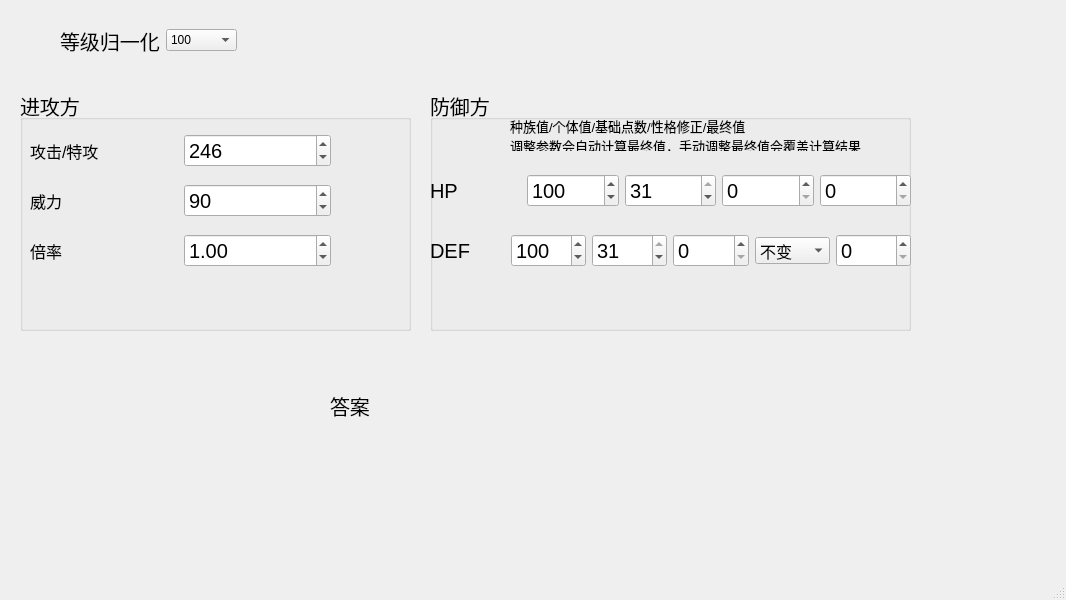
Qt form damagewindow.ui (syriku/PokemonResistanceCalculator) before a commit.
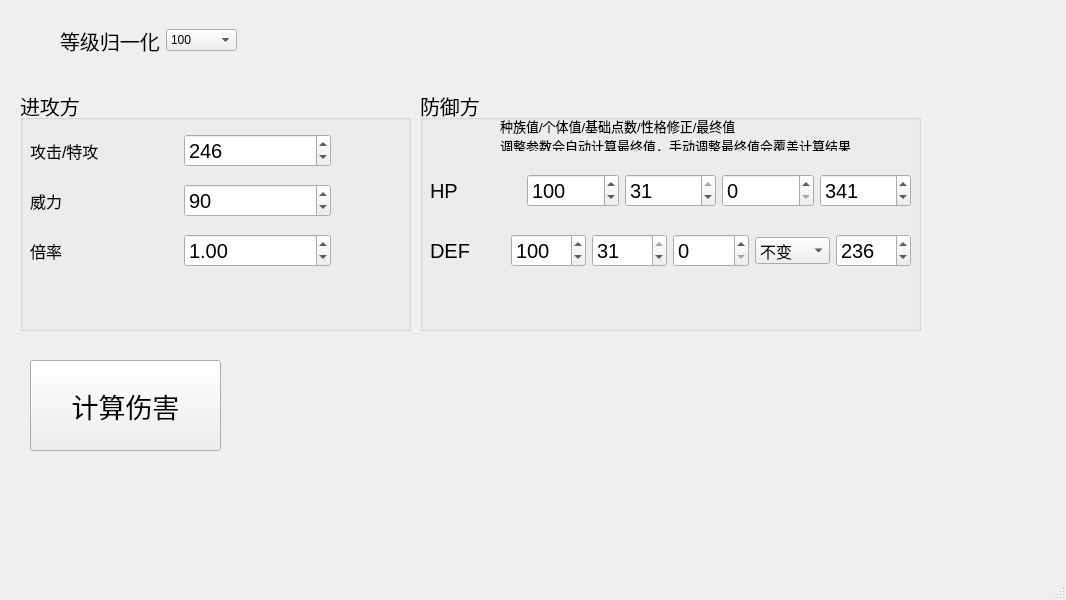
The same form after that commit.

Commit message: 计算功能

Diff of the .ui file:
```diff
--- a/damagewindow.ui
+++ b/damagewindow.ui
@@ -137,9 +137,9 @@
    <widget class="QGroupBox" name="groupBox_2">
     <property name="geometry">
      <rect>
-      <x>430</x>
+      <x>420</x>
       <y>90</y>
-      <width>481</width>
+      <width>501</width>
       <height>241</height>
      </rect>
     </property>
@@ -154,7 +154,7 @@
     <widget class="QWidget" name="horizontalLayoutWidget_2">
      <property name="geometry">
       <rect>
-       <x>0</x>
+       <x>10</x>
        <y>70</y>
        <width>481</width>
        <height>61</height>
@@ -209,6 +209,9 @@
         <property name="maximum">
          <number>1000</number>
         </property>
+        <property name="value">
+         <number>341</number>
+        </property>
        </widget>
       </item>
      </layout>
@@ -235,7 +238,7 @@
     <widget class="QWidget" name="horizontalLayoutWidget_6">
      <property name="geometry">
       <rect>
-       <x>0</x>
+       <x>10</x>
        <y>130</y>
        <width>481</width>
        <height>61</height>
@@ -315,6 +318,9 @@
         <property name="maximum">
          <number>1000</number>
         </property>
+        <property name="value">
+         <number>236</number>
+        </property>
        </widget>
       </item>
      </layout>
@@ -373,7 +379,25 @@
      </font>
     </property>
     <property name="text">
-     <string>答案</string>
+     <string/>
+    </property>
+   </widget>
+   <widget class="QPushButton" name="b_Calculate">
+    <property name="geometry">
+     <rect>
+      <x>30</x>
+      <y>360</y>
+      <width>191</width>
+      <height>91</height>
+     </rect>
+    </property>
+    <property name="font">
+     <font>
+      <pointsize>20</pointsize>
+     </font>
+    </property>
+    <property name="text">
+     <string>计算伤害</string>
     </property>
    </widget>
   </widget>
```
Left out of the diff: 6 changed lines with no effect on the pictures. The commit also changes 6 other files.
